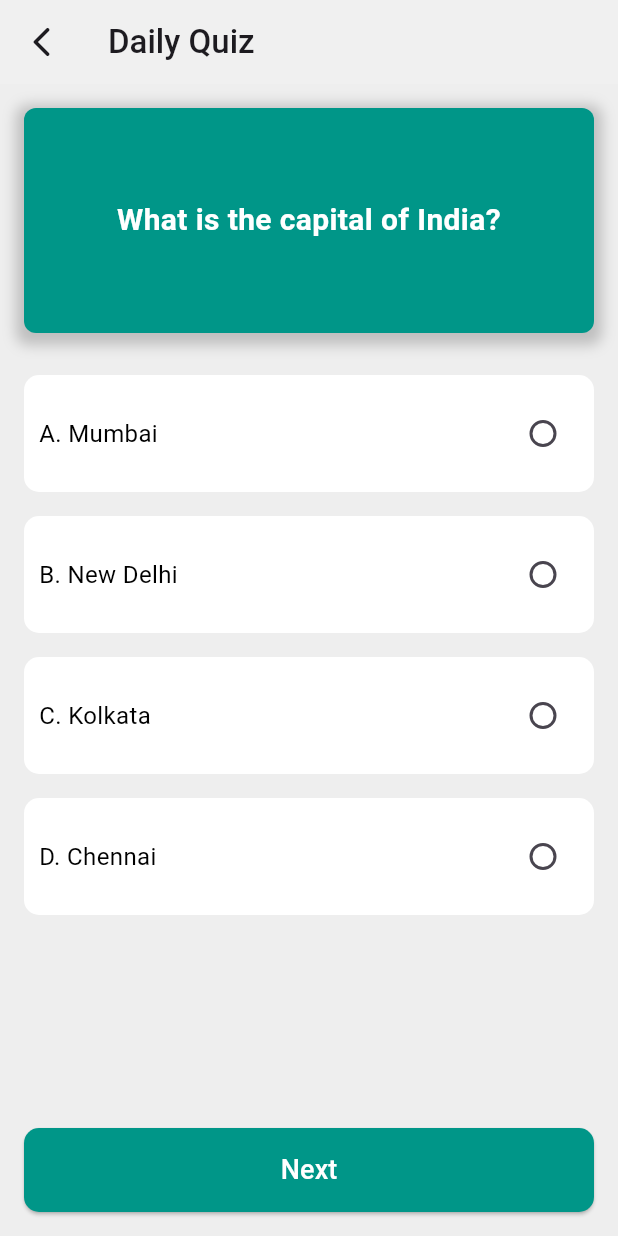
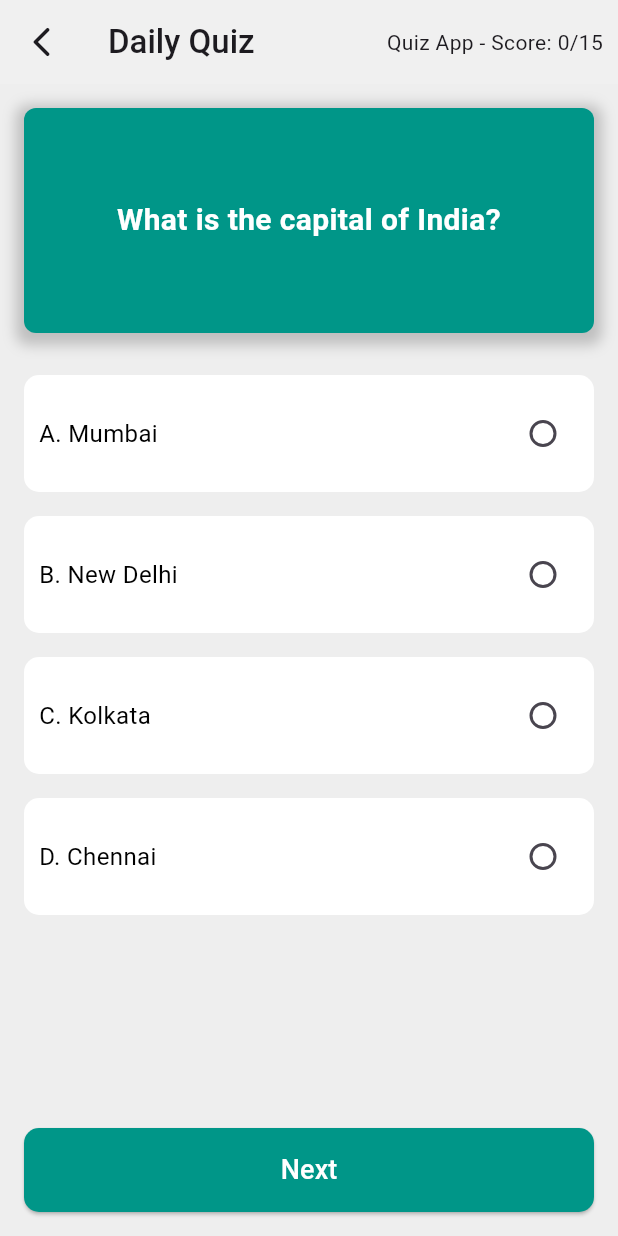
Before and after one commit to MauryaAayush/multiple_app, a Flutter app: the screen it shows after launch, on a phone screen of 412 x 824 dp. Run offline on Flutter 3.47's test engine with Material 3 defaults, Android fonts, the phone set to English and light mode, and no system bars; our stand-ins replace get, google_fonts, shared_preferences.

Commit message:
Radhey Radhey

```diff
--- a/lib/Quiz_APP/views/quiz_screen.dart
+++ b/lib/Quiz_APP/views/quiz_screen.dart
@@ -13,15 +13,21 @@ class QuizScreen extends StatelessWidget {
     return Scaffold(
       backgroundColor: Colors.grey[200],
       appBar: AppBar(
-      leading: Icon(Icons.arrow_back_ios_rounded),
-        title: Text('Daily Quiz',style: GoogleFonts.roboto(fontSize: 22,fontWeight: FontWeight.w500),),
+        leading: Icon(Icons.arrow_back_ios_rounded),
+        title: Text(
+          'Daily Quiz',
+          style: GoogleFonts.roboto(fontSize: 22, fontWeight: FontWeight.w500),
+        ),
+        actions: [
+          Obx(() {
+            return Text(
+              "Quiz App - Score: ${quizController.score.value}/${quizController.question.length}",
+            );
+          }),
+          SizedBox(width: 10,)
+        ],
 
-        // title: Obx(() {
-        //   return Text(
-        //     "Quiz App - Score: ${quizController.score.value}/${quizController.question.length}",
-        //   );
-        // }),
-        backgroundColor: Colors.white12 ,
+        backgroundColor: Colors.white12,
       ),
       body: Obx(() {
         return Padding(
@@ -46,7 +52,8 @@ class QuizScreen extends StatelessWidget {
                   ],
                 ),
                 child: Text(
-                  quizController.question[quizController.questionIndex.value].questionText,
+                  quizController.question[quizController.questionIndex.value]
+                      .questionText,
                   style: GoogleFonts.roboto(
                     color: Colors.white,
                     fontSize: 20,
@@ -58,9 +65,14 @@ class QuizScreen extends StatelessWidget {
               SizedBox(height: 20),
               Expanded(
                 child: ListView.builder(
-                  itemCount: quizController.question[quizController.questionIndex.value].options.length,
+                  itemCount: quizController
+                      .question[quizController.questionIndex.value]
+                      .options
+                      .length,
                   itemBuilder: (context, index) {
-                    final option = quizController.question[quizController.questionIndex.value].options[index];
+                    final option = quizController
+                        .question[quizController.questionIndex.value]
+                        .options[index];
                     return Obx(() {
                       return GestureDetector(
                         onTap: () {
@@ -68,7 +80,8 @@ class QuizScreen extends StatelessWidget {
                         },
                         child: Container(
                           margin: EdgeInsets.symmetric(vertical: 8.0),
-                          padding: EdgeInsets.symmetric(vertical: 15.0, horizontal: 10.0),
+                          padding: EdgeInsets.symmetric(
+                              vertical: 15.0, horizontal: 10.0),
                           decoration: BoxDecoration(
                             color: quizController.selectedOption.value == index
                                 ? Colors.teal.withOpacity(0.3)
@@ -81,7 +94,8 @@ class QuizScreen extends StatelessWidget {
                                 "${String.fromCharCode(65 + index)}. ",
                                 style: TextStyle(
                                   fontSize: 16,
-                                  color: quizController.selectedOption.value == index
+                                  color: quizController.selectedOption.value ==
+                                          index
                                       ? Colors.black
                                       : Colors.black,
                                 ),
@@ -91,9 +105,11 @@ class QuizScreen extends StatelessWidget {
                                   option,
                                   style: TextStyle(
                                     fontSize: 16,
-                                    color: quizController.selectedOption.value == index
-                                        ? Colors.black
-                                        : Colors.black,
+                                    color:
+                                        quizController.selectedOption.value ==
+                                                index
+                                            ? Colors.black
+                                            : Colors.black,
                                   ),
                                 ),
                               ),
@@ -122,7 +138,8 @@ class QuizScreen extends StatelessWidget {
                   ),
                 ),
                 onPressed: () {
-                  quizController.nextQuestion(quizController.selectedOption.value);
+                  quizController
+                      .nextQuestion(quizController.selectedOption.value);
                 },
                 child: Text(
                   'Next',
```
